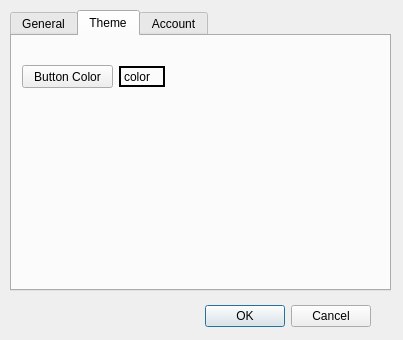
Qt form prefs.ui (nightfire8199/project-hermes) before a commit.
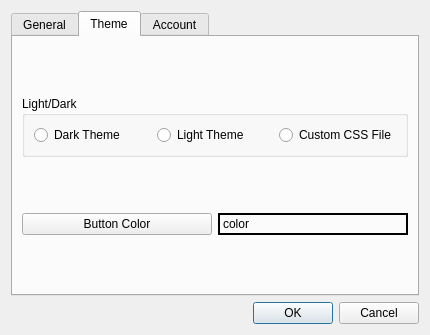
The same form after that commit. The open tabs and pages were chosen to show the change.

Commit message: Custom themes features

The edit to the form file:
```diff
--- a/prefs.ui
+++ b/prefs.ui
@@ -9,38 +9,22 @@
    <rect>
     <x>0</x>
     <y>0</y>
-    <width>403</width>
-    <height>340</height>
+    <width>430</width>
+    <height>335</height>
    </rect>
   </property>
+  <property name="sizePolicy">
+   <sizepolicy hsizetype="Fixed" vsizetype="Fixed">
+    <horstretch>0</horstretch>
+    <verstretch>0</verstretch>
+   </sizepolicy>
+  </property>
   <property name="windowTitle">
    <string>Preferences</string>
   </property>
-  <widget class="QDialogButtonBox" name="buttonBox">
-   <property name="geometry">
-    <rect>
-     <x>30</x>
-     <y>300</y>
-     <width>341</width>
-     <height>32</height>
-    </rect>
-   </property>
-   <property name="orientation">
-    <enum>Qt::Horizontal</enum>
-   </property>
-   <property name="standardButtons">
-    <set>QDialogButtonBox::Cancel|QDialogButtonBox::Ok</set>
-   </property>
-  </widget>
+  <layout class="QVBoxLayout" name="verticalLayout">
+   <item>
   <widget class="QTabWidget" name="tabWidget">
-   <property name="geometry">
-    <rect>
-     <x>10</x>
-     <y>10</y>
-     <width>381</width>
-     <height>281</height>
-    </rect>
-   </property>
    <property name="tabPosition">
     <enum>QTabWidget::North</enum>
    </property>
@@ -105,28 +89,43 @@
     <attribute name="title">
      <string>Theme</string>
     </attribute>
-    <widget class="QPushButton" name="buttonColorButton">
-     <property name="geometry">
-      <rect>
-       <x>10</x>
-       <y>29</y>
-       <width>91</width>
-       <height>23</height>
-      </rect>
-     </property>
+      <layout class="QGridLayout" name="gridLayout_2">
+       <item row="1" column="0" colspan="2">
+        <widget class="QGroupBox" name="groupBox_2">
+         <property name="title">
+          <string>Light/Dark</string>
+         </property>
+         <layout class="QVBoxLayout" name="verticalLayout_2">
+          <item>
+           <layout class="QHBoxLayout" name="horizontalLayout">
+            <item>
+             <widget class="QRadioButton" name="darkTheme">
      <property name="text">
-      <string>Button Color</string>
-     </property>
-    </widget>
+               <string>Dark Theme</string>
+              </property>
+             </widget>
+            </item>
+            <item>
+             <widget class="QRadioButton" name="lightTheme">
+              <property name="text">
+               <string>Light Theme</string>
+              </property>
+             </widget>
+            </item>
+            <item>
+             <widget class="QRadioButton" name="customTheme">
+              <property name="text">
+               <string>Custom CSS File</string>
+              </property>
+             </widget>
+            </item>
+           </layout>
+          </item>
+         </layout>
+        </widget>
+       </item>
+       <item row="3" column="1">
     <widget class="QLabel" name="buttonColorLabel">
-     <property name="geometry">
-      <rect>
-       <x>107</x>
-       <y>30</y>
-       <width>46</width>
-       <height>21</height>
-      </rect>
-     </property>
      <property name="frameShape">
       <enum>QFrame::Box</enum>
      </property>
@@ -137,13 +136,99 @@
       <string>color</string>
      </property>
     </widget>
+       </item>
+       <item row="3" column="0">
+        <widget class="QPushButton" name="buttonColorButton">
+         <property name="text">
+          <string>Button Color</string>
+         </property>
+        </widget>
+       </item>
+       <item row="4" column="0">
+        <spacer name="verticalSpacer">
+         <property name="orientation">
+          <enum>Qt::Vertical</enum>
+         </property>
+         <property name="sizeHint" stdset="0">
+          <size>
+           <width>20</width>
+           <height>40</height>
+          </size>
+         </property>
+        </spacer>
+       </item>
+       <item row="2" column="0">
+        <spacer name="verticalSpacer_2">
+         <property name="orientation">
+          <enum>Qt::Vertical</enum>
+         </property>
+         <property name="sizeHint" stdset="0">
+          <size>
+           <width>20</width>
+           <height>40</height>
+          </size>
+         </property>
+        </spacer>
+       </item>
+       <item row="0" column="0">
+        <spacer name="verticalSpacer_3">
+         <property name="orientation">
+          <enum>Qt::Vertical</enum>
+         </property>
+         <property name="sizeHint" stdset="0">
+          <size>
+           <width>20</width>
+           <height>40</height>
+          </size>
+         </property>
+        </spacer>
+       </item>
+      </layout>
    </widget>
    <widget class="QWidget" name="accountPrefs">
     <attribute name="title">
      <string>Account</string>
     </attribute>
-   </widget>
-  </widget>
+      <widget class="QPushButton" name="pushButton">
+       <property name="geometry">
+        <rect>
+         <x>287</x>
+         <y>223</y>
+         <width>75</width>
+         <height>22</height>
+        </rect>
+       </property>
+       <property name="text">
+        <string>Create</string>
+       </property>
+      </widget>
+      <widget class="QGroupBox" name="groupBox">
+       <property name="geometry">
+        <rect>
+         <x>10</x>
+         <y>10</y>
+         <width>351</width>
+         <height>201</height>
+        </rect>
+       </property>
+       <property name="title">
+        <string>Create New Account</string>
+       </property>
+      </widget>
+     </widget>
+    </widget>
+   </item>
+   <item>
+    <widget class="QDialogButtonBox" name="buttonBox">
+     <property name="orientation">
+      <enum>Qt::Horizontal</enum>
+     </property>
+     <property name="standardButtons">
+      <set>QDialogButtonBox::Cancel|QDialogButtonBox::Ok</set>
+     </property>
+    </widget>
+   </item>
+  </layout>
  </widget>
  <resources/>
  <connections>
```
Left out of the diff: 57 changed lines with no effect on the pictures. Lines whose indentation alone changed are shown as unchanged. The commit also changes 4 other files.
